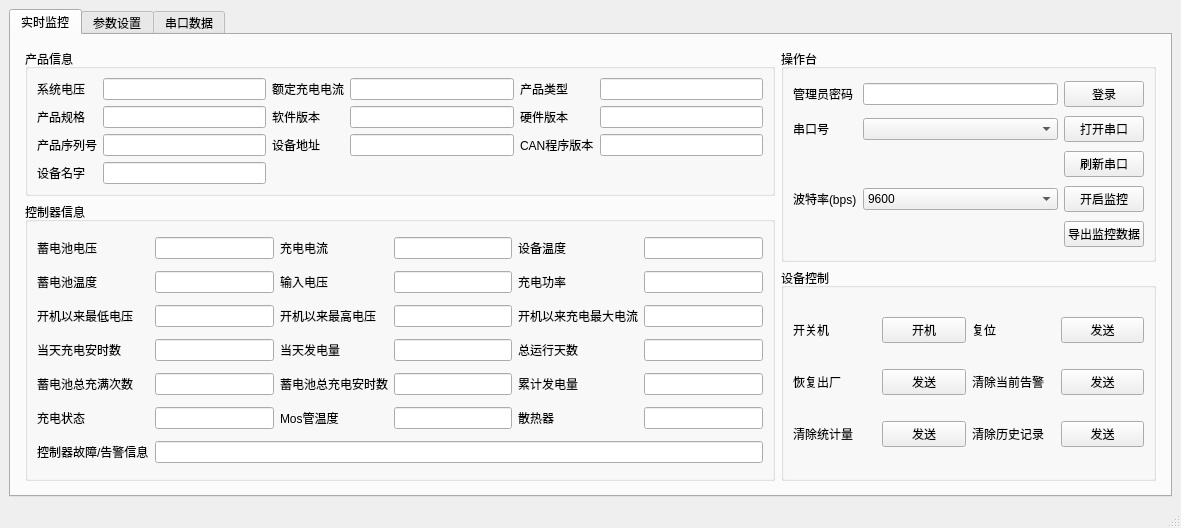
First picture: the form in ui/dc_layout.ui, repository xxxy-bit/SRNE_UP, before the edit.
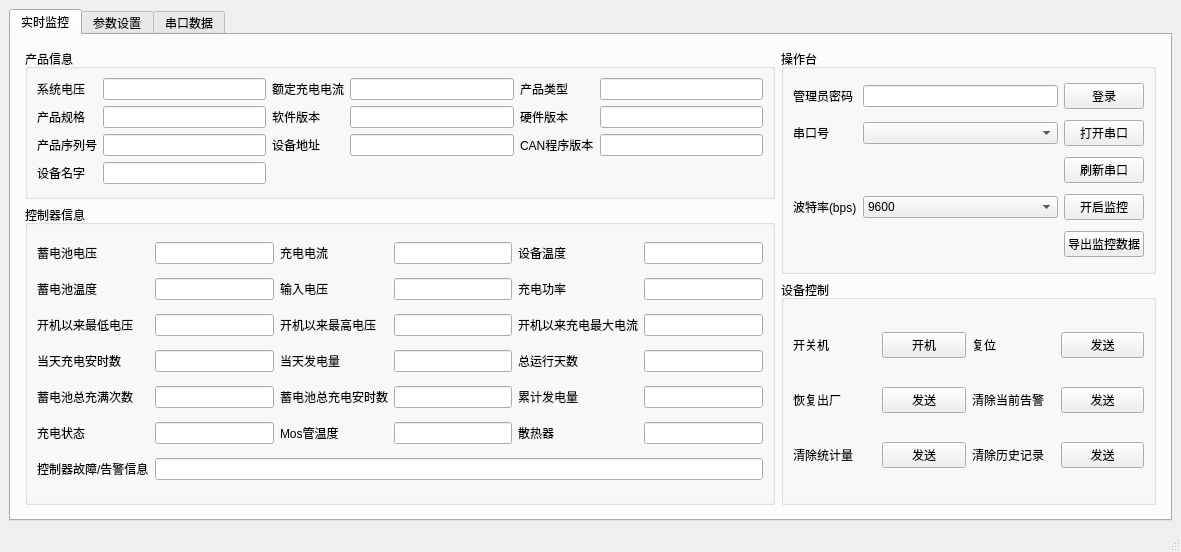
Second picture: the form after the edit.

Patch:
```diff
--- a/ui/dc_layout.ui
+++ b/ui/dc_layout.ui
@@ -7,7 +7,7 @@
     <x>0</x>
     <y>0</y>
     <width>1181</width>
-    <height>528</height>
+    <height>552</height>
    </rect>
   </property>
   <property name="windowTitle">
```
